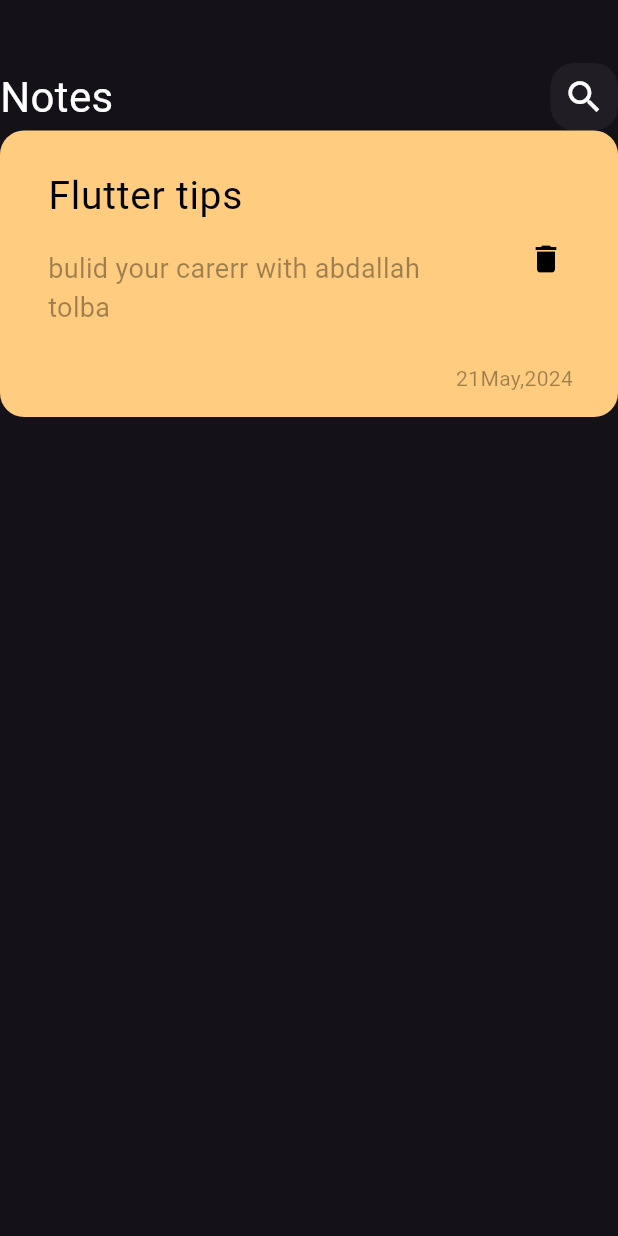
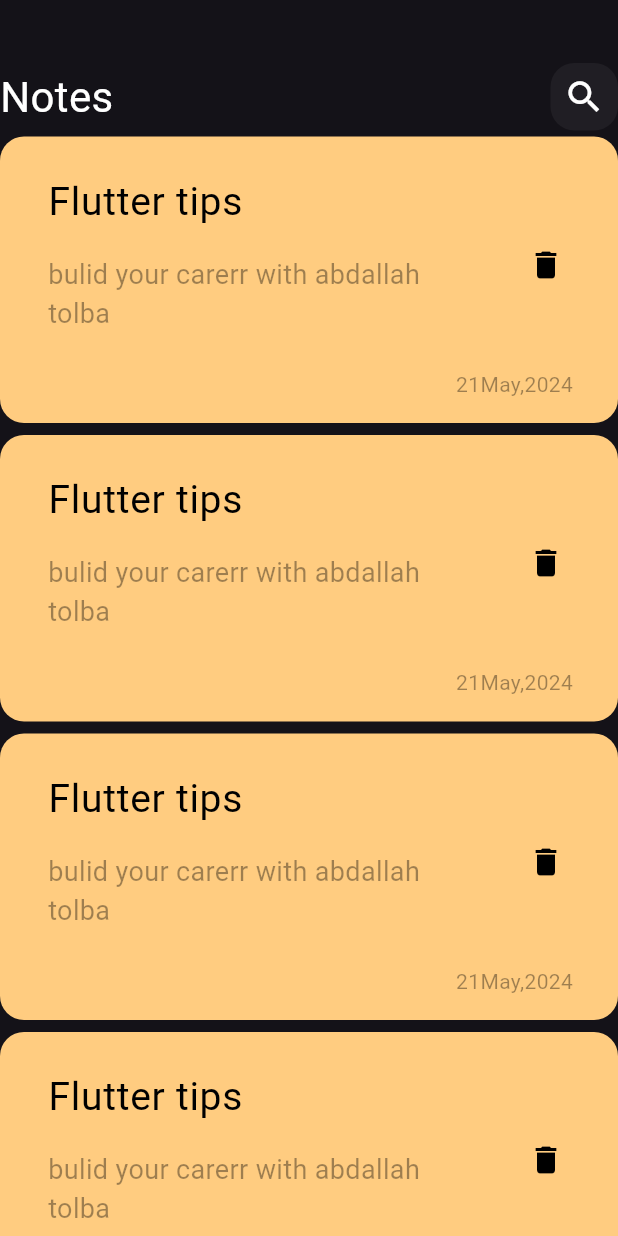
Before and after one commit to Abdallah1719/notes_tick_app, a Flutter app: the screen it shows after launch, on a phone screen of 412 x 824 dp. Run offline on Flutter 3.47's test engine with Material 3 defaults, Android fonts, the phone set to English and light mode, and no system bars.

Commit message:
create notes list view

```diff
--- a/notes_tick_app/lib/presentation/widgets/custom_note_item.dart
+++ b/notes_tick_app/lib/presentation/widgets/custom_note_item.dart
@@ -1,7 +1,7 @@
 import 'package:flutter/material.dart';
 
-class CustomNoteItem extends StatelessWidget {
-  const CustomNoteItem({super.key});
+class NoteItem extends StatelessWidget {
+  const NoteItem({super.key});
 
   @override
   Widget build(BuildContext context) {
--- /dev/null
+++ b/notes_tick_app/lib/presentation/widgets/notes_list_view.dart
@@ -0,0 +1,20 @@
+
+import 'package:flutter/material.dart';
+
+import 'custom_note_item.dart';
+
+class NotesListView extends StatelessWidget {
+  const NotesListView({super.key});
+
+  @override
+  Widget build(BuildContext context) {
+    return ListView.builder(
+        padding: EdgeInsets.zero,
+        itemBuilder: (context, index) {
+          return const Padding(
+            padding: EdgeInsets.symmetric(vertical: 4.0),
+            child: NoteItem(),
+          );
+        });
+  }
+}
--- a/notes_tick_app/lib/presentation/widgets/notes_view_body.dart
+++ b/notes_tick_app/lib/presentation/widgets/notes_view_body.dart
@@ -1,6 +1,6 @@
 import 'package:flutter/material.dart';
 import 'package:notes_tick_app/presentation/widgets/custom_app_bar.dart';
-import 'package:notes_tick_app/presentation/widgets/custom_note_item.dart';
+import 'notes_list_view.dart';
 
 class NotesViewBody extends StatelessWidget {
   const NotesViewBody({super.key});
@@ -13,7 +13,7 @@
           height: 42,
         ),
         CustomAppBar(),
-        CustomNoteItem()
+        Expanded(child: NotesListView()),
       ],
     );
   }
```
